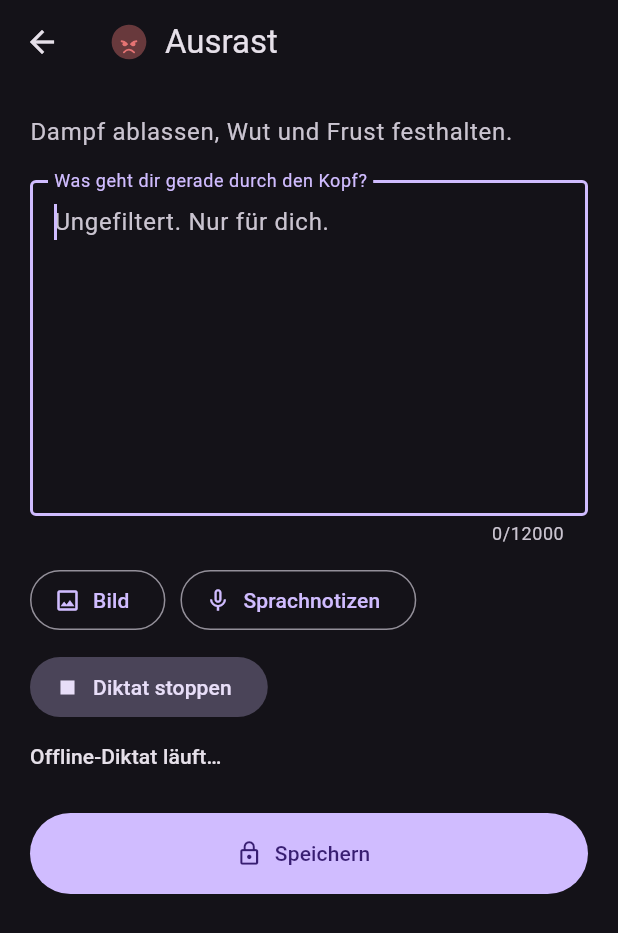
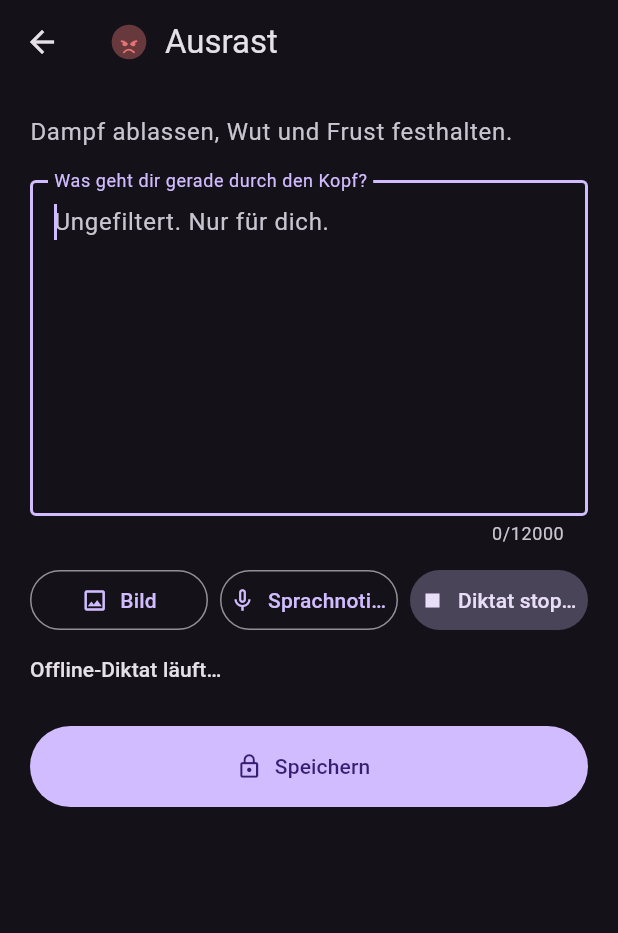
Before and after one commit to maheis/filterlos.ich, a Flutter app: the CapturePage screen opened directly with sample values from the repository, after a tap on "Diktieren", on a phone screen of 412 x 824 dp. Shown: the top 933 px of the screen. Run offline on Flutter 3.47's test engine with Material 3 defaults, Android fonts, the phone set to English and light mode, and no system bars; our stand-ins replace audioplayers, file_picker, flutter_secure_storage, flutter_svg, local_auth, speech_to_text; missing offline and left inert: cryptography, llm_llamacpp, record; accounts and stored records are empty; project files that could hold a hidden picture were left out.

Commit message:
Refactor capture page button layout and update SVG icons
- Updated the layout of buttons in the capture page to use a Row with Expanded widgets for better spacing and alignment.
- Changed the button labels to support text overflow and adjusted padding for a more consistent appearance.
- Modified the SVG icons for improved visual quality and adjusted dimensions in the white transparent spark icon.
- Updated the todo list to reflect the changes made to the button layout.

```diff
--- a/lib/pages/capture_page.dart
+++ b/lib/pages/capture_page.dart
@@ -295,32 +295,50 @@ class _CapturePageState extends State<CapturePage> {
                   ),
                 ),
                 const SizedBox(height: 12),
-                Wrap(
-                  spacing: 10,
-                  runSpacing: 10,
+                Row(
                   children: [
-                    OutlinedButton.icon(
+                    Expanded(
+                      child: OutlinedButton.icon(
                         onPressed: _pickImage,
                         icon: const Icon(Icons.image_outlined),
                         label: const Text('Bild'),
+                        style: OutlinedButton.styleFrom(
+                          padding: const EdgeInsets.symmetric(horizontal: 6),
                         ),
-                    OutlinedButton.icon(
+                      ),
+                    ),
+                    const SizedBox(width: 8),
+                    Expanded(
+                      child: OutlinedButton.icon(
                         onPressed: _toggleRecording,
                         icon: Icon(_isRecording ? Icons.stop : Icons.mic_none),
                         label: Text(
                           _isRecording ? 'Aufnahme stoppen' : 'Sprachnotizen',
+                          overflow: TextOverflow.ellipsis,
+                        ),
+                        style: OutlinedButton.styleFrom(
+                          padding: const EdgeInsets.symmetric(horizontal: 6),
                         ),
                       ),
-                    if (_canUseSpeech)
-                      FilledButton.tonalIcon(
+                    ),
+                    if (_canUseSpeech) ...[
+                      const SizedBox(width: 8),
+                      Expanded(
+                        child: FilledButton.tonalIcon(
                           onPressed: _toggleSpeech,
                           icon: Icon(
                             _isListening ? Icons.stop : Icons.graphic_eq,
                           ),
                           label: Text(
                             _isListening ? 'Diktat stoppen' : 'Diktieren',
+                            overflow: TextOverflow.ellipsis,
+                          ),
+                          style: FilledButton.styleFrom(
+                            padding: const EdgeInsets.symmetric(horizontal: 6),
                           ),
                         ),
+                      ),
+                    ],
                   ],
                 ),
                 if (_isRecording || _isListening) ...[
```
Also changed, not shown: .notes/inkscape.svg, assets/icons/white_transparent_chaos.png, assets/icons/white_transparent_chaos.svg, assets/icons/white_transparent_spark.png, assets/icons/white_transparent_spark.svg, 1 other file. Lines whose indentation alone changed are shown as unchanged.
